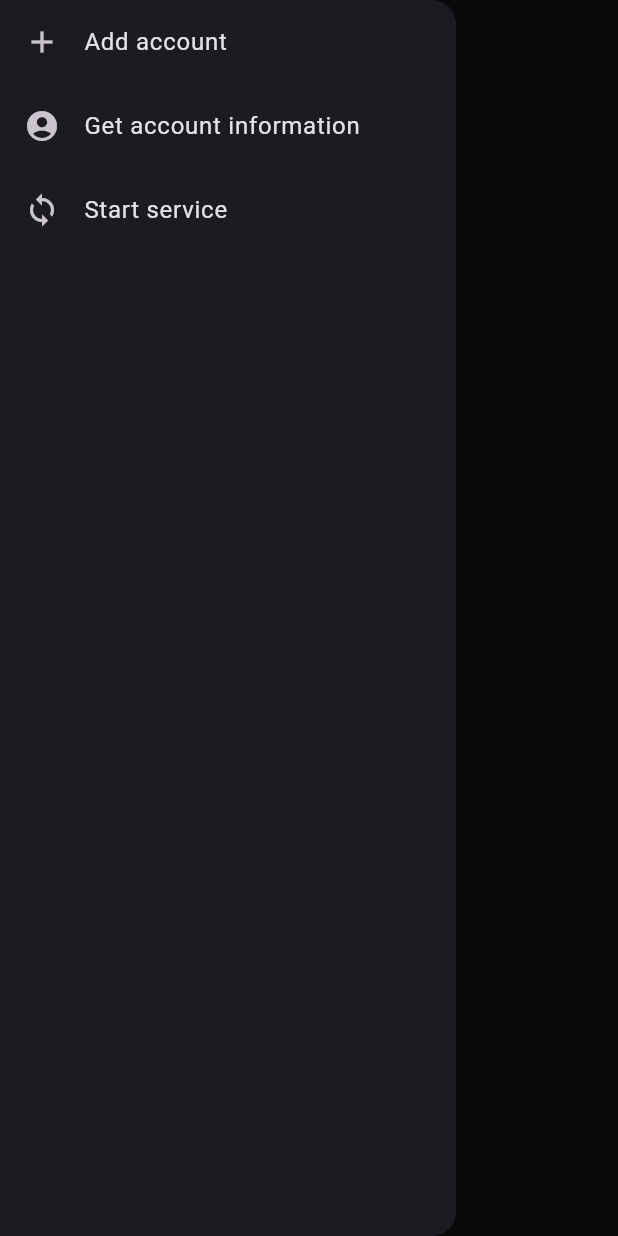
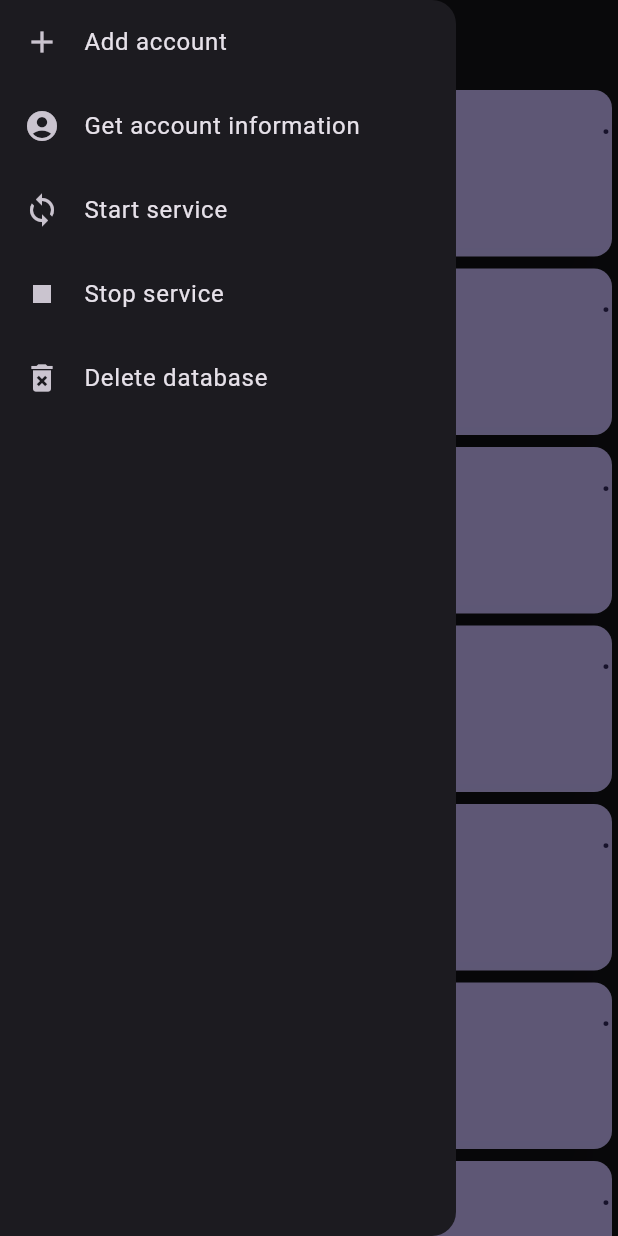
Before and after one commit to jarzeckil/mobile_email_client, a Flutter app: the screen it shows after launch, with the side drawer open, on a phone screen of 412 x 824 dp. Run offline on Flutter 3.47's test engine with Material 3 defaults, Android fonts, the phone set to English and light mode, and no system bars; our stand-ins replace shared_preferences, sqflite; missing offline and left inert: enough_mail, enough_mail_flutter; accounts and stored records are empty.

Commit message:
inserting and fetching from database, deleting database

```diff
--- /dev/null
+++ b/devtools_options.yaml
@@ -0,0 +1,3 @@
+description: This file stores settings for Dart & Flutter DevTools.
+documentation: https://docs.flutter.dev/tools/devtools/extensions#configure-extension-enablement-states
+extensions:
--- a/lib/app_imports.dart
+++ b/lib/app_imports.dart
@@ -1,5 +1,5 @@
 export 'package:flutter/material.dart';
 export 'package:flutter/gestures.dart';
 export 'package:shared_preferences/shared_preferences.dart';
-export 'dart:io';
 export 'package:enough_mail/enough_mail.dart';
+export 'package:enough_mail_flutter/enough_mail_flutter.dart';
--- a/lib/screens/home/home_page.dart
+++ b/lib/screens/home/home_page.dart
@@ -1,29 +1,31 @@
 import 'package:mobile_email_client/app_imports.dart';
+import 'package:mobile_email_client/screens/home/widgets/mail_card.dart';
 import 'widgets/home_widgets_imports.dart' as home_widgets;
 
-class HomePage extends StatefulWidget{
+class HomePage extends StatefulWidget {
+  const HomePage({super.key});
+
   @override
   State<HomePage> createState() => _HomePageState();
 }
 
 class _HomePageState extends State<HomePage> {
-
-  var selectedindex = 0;
+  int selectedindex = 0;
 
   @override
   Widget build(BuildContext context) {
-
     return Scaffold(
-      appBar: AppBar(
-
-      ),
+      appBar: AppBar(title: const Text('SheMail')),
       drawer: const home_widgets.NavigationDrawer(),
       body: Column(
         children: [
-
+          Flexible(
+            child: ListView(
+              children: [for (int i = 0; i < 20; i++) const MailCard(subject: '.', date: '.', sender: '.', body: '.',)],
+            ),
+          ),
         ],
       ),
     );
-
   }
 }
--- a/lib/screens/home/widgets/home_widgets_imports.dart
+++ b/lib/screens/home/widgets/home_widgets_imports.dart
@@ -1 +1,2 @@
 export 'navigation_drawer.dart';
+export 'mail_card.dart';
--- /dev/null
+++ b/lib/screens/home/widgets/mail_card.dart
@@ -0,0 +1,45 @@
+import 'package:mobile_email_client/app_imports.dart';
+
+class MailCard extends StatelessWidget{
+
+  final String subject;
+  final String sender;
+  final String date;
+  final String body;
+
+  const MailCard({super.key, required this.subject, required this.date, required this.sender, required this.body});
+  const MailCard.noBody({super.key, required this.subject, required this.date, required this.sender, this.body = ""});
+
+  @override
+  Widget build(BuildContext context) {
+    final theme = Theme.of(context);
+    final style = theme.textTheme.displaySmall!.copyWith(
+      color: theme.colorScheme.onPrimary,
+      fontWeight: FontWeight.normal,
+      fontSize: 30,
+    );
+
+    return Card(
+      color: theme.colorScheme.primary,
+      elevation: 20,
+      child: Column(
+        children: [
+          Row(
+            children: [
+              Text(sender, style: style,),
+              const Spacer(),
+              Text(date, style: style,),
+            ],
+          ),
+          Align(alignment: AlignmentDirectional.centerStart, child: Text(subject, style: style,)),
+          Align(alignment: AlignmentDirectional.centerStart, child: Text(body, style: style,)),
+        ],
+      ),
+    );
+  }
+
+
+
+
+
+}
--- a/lib/screens/home/widgets/navigation_drawer.dart
+++ b/lib/screens/home/widgets/navigation_drawer.dart
@@ -6,9 +6,9 @@ class NavigationDrawer extends StatelessWidget {
 
   Future<String> _getData() async {
     final prefs = await SharedPreferences.getInstance();
-    Object? mail = await prefs.get('mail');
-    Object? domain = await prefs.get('domain');
-    Object? password = await prefs.get('password');
+    final Object? mail = prefs.get('mail');
+    final Object? domain = prefs.get('domain');
+    final Object? password = prefs.get('password');
 
     return 'Mail: $mail Domain: $domain Password: $password';
   }
@@ -18,15 +18,15 @@ class NavigationDrawer extends StatelessWidget {
     child: ListView(
       children: [
         ListTile(
-          leading: Icon(Icons.add),
-          title: Text('Add account'),
+          leading: const Icon(Icons.add),
+          title: const Text('Add account'),
           onTap: () {
             Navigator.of(context).pushNamed('/addaccount');
           },
         ),
         ListTile(
-          leading: Icon(Icons.account_circle),
-          title: Text('Get account information'),
+          leading: const Icon(Icons.account_circle),
+          title: const Text('Get account information'),
           onTap: () {
                 showDialog<String>(
                   context: context,
@@ -39,7 +39,7 @@ class NavigationDrawer extends StatelessWidget {
                           if(snapshot.connectionState == ConnectionState.waiting){
                             return const CircularProgressIndicator();
                           } else if (snapshot.hasError) {
-                            return Text('Error');
+                            return const Text('Error');
                           } else {
                             return Text(snapshot.data ?? 'No data');
                           }
@@ -56,12 +56,27 @@ class NavigationDrawer extends StatelessWidget {
               }
         ),
         ListTile(
-          leading: Icon(Icons.sync),
-          title: Text('Start service'),
+          leading: const Icon(Icons.sync),
+          title: const Text('Start service'),
           onTap: () async {
             final mailService = MailService();
-            await mailService.connectService();
-            await mailService.listen();
+            await mailService.start();
+          },
+        ),
+        ListTile(
+          leading: const Icon(Icons.stop),
+          title: const Text('Stop service'),
+          onTap: () async {
+            final mailService = MailService();
+            await mailService.stop();
+          },
+        ),
+        ListTile(
+          leading: const Icon(Icons.delete_forever),
+          title: const Text('Delete database'),
+          onTap: () async {
+            final db = DatabaseHelper();
+            db.deleteDatabaseFile();
           },
         ),
       ],
--- a/lib/screens/login/widgets/custom_form_field.dart
+++ b/lib/screens/login/widgets/custom_form_field.dart
@@ -6,7 +6,7 @@ class CustomFormField extends StatelessWidget {
   final String hintText;
   final TextEditingController myController;
 
-  CustomFormField(this.enableHideChar, this.hintText, this.myController);
+  const CustomFormField(this.enableHideChar, this.hintText, this.myController, {super.key});
 
   @override
   Widget build(BuildContext context) {
--- /dev/null
+++ b/lib/service/database_helper.dart
@@ -0,0 +1,95 @@
+import 'dart:io';
+
+// ignore: unused_import
+import 'package:mobile_email_client/app_imports.dart';
+import 'package:mobile_email_client/service/models/mail_model.dart';
+import 'package:path_provider/path_provider.dart';
+import 'package:sqflite/sqflite.dart';
+
+class DatabaseHelper {
+  static DatabaseHelper? _databaseHelper;
+  DatabaseHelper._();
+
+  factory DatabaseHelper() {
+    _databaseHelper ??= DatabaseHelper._();
+    return _databaseHelper!;
+  }
+
+  String mailTable = 'mail_table';
+  String colUid = 'uid';
+  String colDate = 'date';
+  String colSender = 'sender';
+  String colSubject = 'subject';
+  String colPlainText = 'plainText';
+
+  static Database? _database;
+
+  Future<Database> get database async {
+    _database ??= await initializeDatabase();
+    return _database!;
+  }
+
+  Future<Database> initializeDatabase() async {
+    final Directory dir = await getApplicationDocumentsDirectory();
+    final String path = dir.path + 'mail.db';
+
+    final mailDatabase = await openDatabase(
+      path,
+      version: 1,
+      onCreate: _createDatabase,
+    );
+
+    print("Initializing database at: $path");
+
+    return mailDatabase;
+  }
+
+  void _createDatabase(Database db, int newVersion) async {
+    await db.execute(
+      'CREATE TABLE $mailTable ('
+      '$colUid INTEGER,'
+      '$colDate TEXT,'
+      '$colSender TEXT,'
+      '$colSubject TEXT,'
+      '$colPlainText TEXT'
+      ')',
+    );
+  }
+
+  Future<void> deleteDatabaseFile() async {
+    final Directory dir = await getApplicationDocumentsDirectory();
+    final String path = dir.path + 'mail.db';
+
+    final file = File(path);
+    if (await file.exists()) {
+      await file.delete();
+      print('Baza danych usunięta.');
+    } else {
+      print('Baza danych nie istnieje.');
+    }
+  }
+
+  Future<List<Map<String, dynamic>>> getMailMapList(int n) async {
+    final Database db = await database;
+
+    String query = "SELECT * FROM $mailTable ORDER BY $colDate ASC";
+
+    if (n != -1) {
+      query += "LIMIT $n";
+    }
+
+    final result = await db.rawQuery(query);
+    return result;
+  }
+
+  Future<int> insertMail(MimeMessage message) async {
+    final Database db = await database;
+    final mail = Mail(message);
+    final uid = message.uid;
+    print("Inserting: $uid");
+    final result = await db.insert(mailTable, mail.toMap());
+    return result;
+  }
+
+
+}
--- a/lib/service/service_imports.dart
+++ b/lib/service/service_imports.dart
@@ -1 +1,2 @@
 export 'mail_service.dart';
+export 'database_helper.dart';
--- a/lib/utils/route_generator.dart
+++ b/lib/utils/route_generator.dart
@@ -1,33 +1,27 @@
 import '../screens/screens_imports.dart';
 import '../app_imports.dart';
 
-class RouteGenerator{
-  static Route<dynamic> generateRoute(RouteSettings settings){
-
-    switch(settings.name){
+class RouteGenerator {
+  static Route<dynamic> generateRoute(RouteSettings settings) {
+    switch (settings.name) {
       case '/':
-        return MaterialPageRoute(builder: (_) => LoginPage());
+        return MaterialPageRoute(builder: (_) => const LoginPage());
       case '/signup':
-        return MaterialPageRoute(builder: (_) => SignupPage());
+        return MaterialPageRoute(builder: (_) => const SignupPage());
       case '/home':
-        return MaterialPageRoute(builder: (_) => HomePage());
+        return MaterialPageRoute(builder: (_) => const HomePage());
       case '/addaccount':
-        return MaterialPageRoute(builder: (_) => AddAccountPage());
+        return MaterialPageRoute(builder: (_) => const AddAccountPage());
       default:
         return _errorRoute();
     }
   }
 
-  static Route<dynamic> _errorRoute(){
-    return MaterialPageRoute(builder: (_) {
-      return Scaffold(
-        appBar: AppBar(
-          title: Text('Error'),
-        ),
-      );
-    });
-
+  static Route<dynamic> _errorRoute() {
+    return MaterialPageRoute(
+      builder: (_) {
+        return Scaffold(appBar: AppBar(title: const Text('Error')));
+      },
+    );
   }
-
-
 }
--- a/pubspec.yaml
+++ b/pubspec.yaml
@@ -9,12 +9,15 @@ environment:
   sdk: ^3.7.2
 dependencies:
   enough_mail: ^2.1.5
+  enough_mail_flutter: ^2.1.1
   flutter:
     sdk: flutter
 
   cupertino_icons: ^1.0.8
   shared_preferences: ^2.5.3
   encrypt: ^5.0.1
+  sqflite: ^2.4.2
+  path_provider: ^2.1.5
 
 dev_dependencies:
   flutter_test:
```
Also changed, not shown: analysis_options.yaml (+33 -7 lines), lib/main.dart (+12 -10 lines), lib/screens/login/add_account_page.dart (+5 -6 lines), lib/screens/login/login_page.dart (+4 -5 lines), lib/screens/login/signup_page.dart (+5 -6 lines), lib/service/mail_service.dart (+29 -44 lines), lib/service/models/mail_model.dart (added, +39 -0 lines), lib/screens/home/widgets/MailCard.dart (deleted), pubspec.lock, 5 other files.
